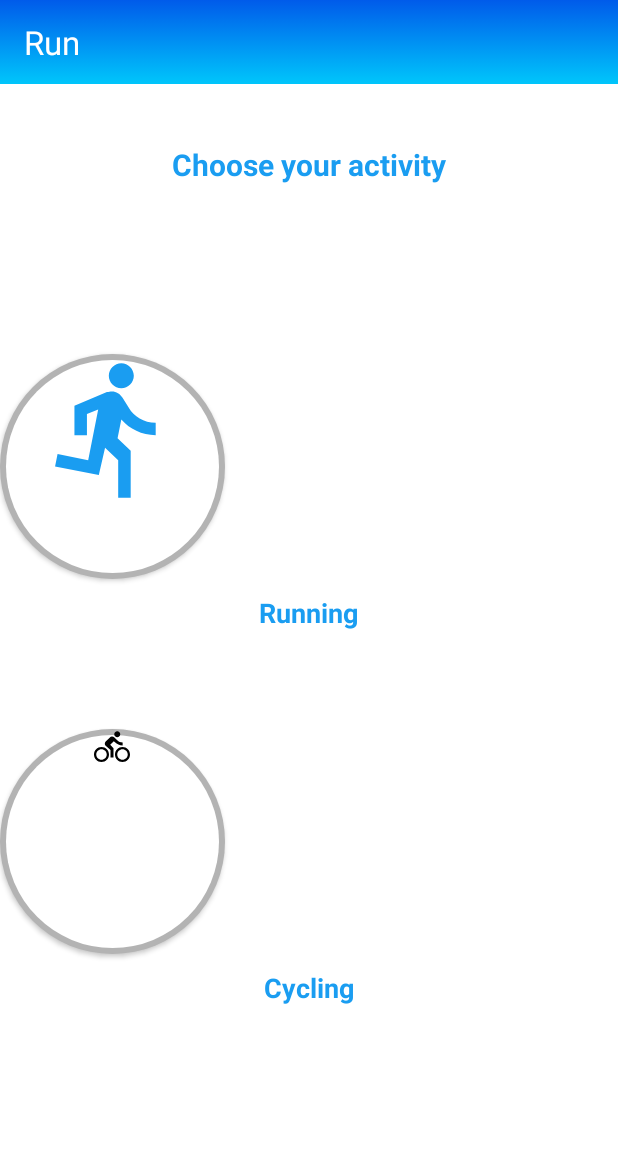
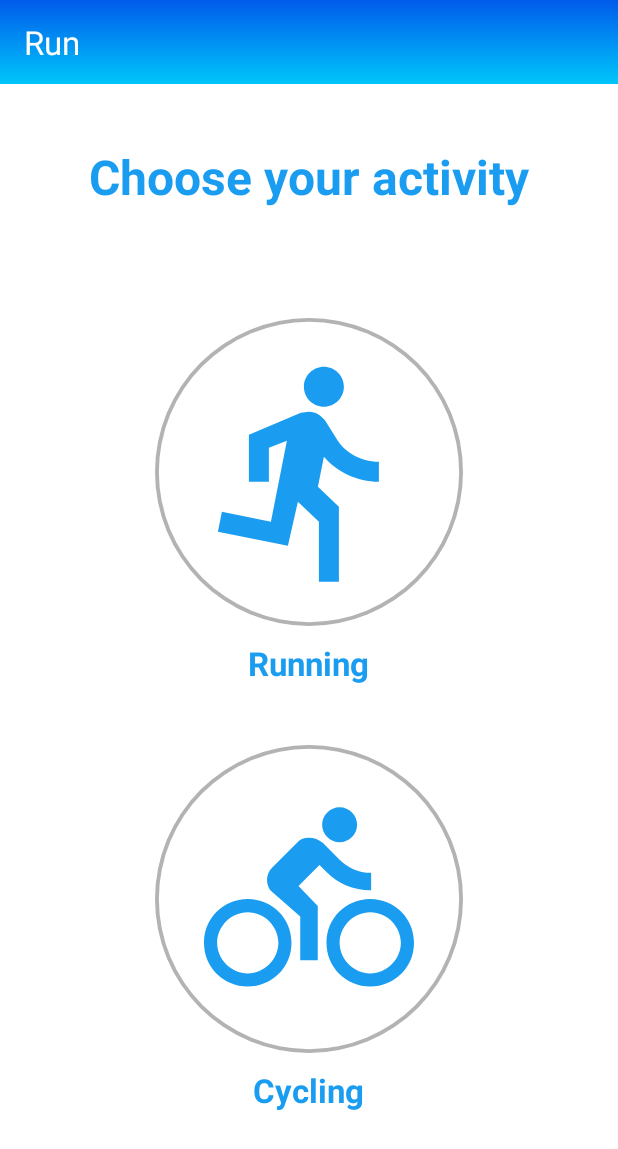
Before and after one commit to HajdukJ/Aplikacja_Sportowa, an Android app: the screen it shows after launch (MainActivity), in the side drawer, after a tap on "Run", on a phone screen of 412 x 824 dp. Shown: the top 1149 px of the screen. Run offline under Robolectric (Android 15) with nearby library versions, the phone set to English and light mode, and no system bars; our stand-ins replace Firebase (no records; nobody signed in at launch, a user with empty details on screens opened directly).

Commit message:
Poprawienie wyglądu layoutu dla RunFragment

```diff
--- a/app/src/main/java/com/example/aplikacja_sportowa/RunFragment.kt
+++ b/app/src/main/java/com/example/aplikacja_sportowa/RunFragment.kt
@@ -5,7 +5,7 @@
 import android.view.LayoutInflater
 import android.view.View
 import android.view.ViewGroup
-import android.widget.Button
+import android.widget.FrameLayout
 import android.widget.Toast
 import androidx.fragment.app.Fragment
 
@@ -17,11 +17,11 @@
     ): View? {
         val view = inflater.inflate(R.layout.fragment_run, container, false)
 
-        val runningButton = view.findViewById<Button>(R.id.runningButton)
-        val cyclingButton = view.findViewById<Button>(R.id.cyclingButton)
+        val runningButton = view.findViewById<FrameLayout>(R.id.runningButton)
+        val cyclingButton = view.findViewById<FrameLayout>(R.id.cyclingButton)
 
         runningButton.setOnClickListener {
-            Toast.makeText(context, "You chose Running!", Toast.LENGTH_SHORT).show()
+            Toast.makeText(context, "Current activity: Running", Toast.LENGTH_SHORT).show()
 
             Handler().postDelayed({
                 val runActivityFragment = RunActivityFragment()
@@ -33,7 +33,7 @@
         }
 
         cyclingButton.setOnClickListener {
-            Toast.makeText(context, "You chose Cycling!", Toast.LENGTH_SHORT).show()
+            Toast.makeText(context, "Current Activty: Cycling", Toast.LENGTH_SHORT).show()
 
             Handler().postDelayed({
                 val bikeActivityFragment = BikeActivityFragment()
--- a/app/src/main/res/drawable/baseline_directions_bike_24.xml
+++ b/app/src/main/res/drawable/baseline_directions_bike_24.xml
@@ -1,5 +1,12 @@
-<vector xmlns:android="http://schemas.android.com/apk/res/android" android:autoMirrored="true" android:height="24dp" android:tint="#000000" android:viewportHeight="24" android:viewportWidth="24" android:width="24dp">
+<vector xmlns:android="http://schemas.android.com/apk/res/android"
+    android:autoMirrored="true"
+    android:height="140dp"
+    android:width="140dp"
+    android:viewportHeight="24"
+    android:viewportWidth="24"
+    android:tint="@color/blue">
 
-    <path android:fillColor="@android:color/white" android:pathData="M15.5,5.5c1.1,0 2,-0.9 2,-2s-0.9,-2 -2,-2 -2,0.9 -2,2 0.9,2 2,2zM5,12c-2.8,0 -5,2.2 -5,5s2.2,5 5,5 5,-2.2 5,-5 -2.2,-5 -5,-5zM5,20.5c-1.9,0 -3.5,-1.6 -3.5,-3.5s1.6,-3.5 3.5,-3.5 3.5,1.6 3.5,3.5 -1.6,3.5 -3.5,3.5zM10.8,10.5l2.4,-2.4 0.8,0.8c1.3,1.3 3,2.1 5.1,2.1L19.1,9c-1.5,0 -2.7,-0.6 -3.6,-1.5l-1.9,-1.9c-0.5,-0.4 -1,-0.6 -1.6,-0.6s-1.1,0.2 -1.4,0.6L7.8,8.4c-0.4,0.4 -0.6,0.9 -0.6,1.4 0,0.6 0.2,1.1 0.6,1.4L11,14v5h2v-6.2l-2.2,-2.3zM19,12c-2.8,0 -5,2.2 -5,5s2.2,5 5,5 5,-2.2 5,-5 -2.2,-5 -5,-5zM19,20.5c-1.9,0 -3.5,-1.6 -3.5,-3.5s1.6,-3.5 3.5,-3.5 3.5,1.6 3.5,3.5 -1.6,3.5 -3.5,3.5z"/>
-
-</vector>
+<path
+android:fillColor="@android:color/white"
+android:pathData="M15.5,5.5c1.1,0 2,-0.9 2,-2s-0.9,-2 -2,-2 -2,0.9 -2,2 0.9,2 2,2zM5,12c-2.8,0 -5,2.2 -5,5s2.2,5 5,5 5,-2.2 5,-5 -2.2,-5 -5,-5zM5,20.5c-1.9,0 -3.5,-1.6 -3.5,-3.5s1.6,-3.5 3.5,-3.5 3.5,1.6 3.5,3.5 -1.6,3.5 -3.5,3.5zM10.8,10.5l2.4,-2.4 0.8,0.8c1.3,1.3 3,2.1 5.1,2.1L19.1,9c-1.5,0 -2.7,-0.6 -3.6,-1.5l-1.9,-1.9c-0.5,-0.4 -1,-0.6 -1.6,-0.6s-1.1,0.2 -1.4,0.6L7.8,8.4c-0.4,0.4 -0.6,0.9 -0.6,1.4 0,0.6 0.2,1.1 0.6,1.4L11,14v5h2v-6.2l-2.2,-2.3zM19,12c-2.8,0 -5,2.2 -5,5s2.2,5 5,5 5,-2.2 5,-5 -2.2,-5 -5,-5zM19,20.5c-1.9,0 -3.5,-1.6 -3.5,-3.5s1.6,-3.5 3.5,-3.5 3.5,1.6 3.5,3.5 -1.6,3.5 -3.5,3.5z"/>
+    </vector>
--- a/app/src/main/res/drawable/circle_background_white_2.xml
+++ b/app/src/main/res/drawable/circle_background_white_2.xml
@@ -1,14 +1,14 @@
 <layer-list xmlns:android="http://schemas.android.com/apk/res/android">
     <item>
         <shape android:shape="oval">
-            <size android:width="200dp" android:height="200dp" />
+            <size android:width="320dp" android:height="320dp" />
             <solid android:color="#B3B3B3" />
         </shape>
     </item>
     <item android:top="4dp" android:left="4dp" android:right="4dp" android:bottom="4dp">
         <shape android:shape="oval">
             <solid android:color="#FFFFFF" />
-            <size android:width="150dp" android:height="150dp" />
+            <size android:width="300dp" android:height="300dp" />
         </shape>
     </item>
 </layer-list>
--- a/app/src/main/res/drawable/run_24.xml
+++ b/app/src/main/res/drawable/run_24.xml
@@ -1,7 +1,7 @@
 <vector xmlns:android="http://schemas.android.com/apk/res/android"
     android:autoMirrored="true"
-    android:height="100dp"
-    android:width="100dp"
+    android:height="175dp"
+    android:width="175dp"
     android:viewportHeight="24"
     android:viewportWidth="24"
     android:tint="@color/blue">
--- a/app/src/main/res/layout/fragment_run.xml
+++ b/app/src/main/res/layout/fragment_run.xml
@@ -1,6 +1,5 @@
 <?xml version="1.0" encoding="utf-8"?>
-<RelativeLayout
-    xmlns:android="http://schemas.android.com/apk/res/android"
+<RelativeLayout xmlns:android="http://schemas.android.com/apk/res/android"
     android:layout_width="match_parent"
     android:layout_height="match_parent"
     android:background="@color/white">
@@ -11,70 +10,79 @@
         android:layout_height="wrap_content"
         android:text="Choose your activity"
         android:textStyle="bold"
-        android:textSize="20sp"
+        android:textSize="32sp"
         android:textColor="@color/blue"
         android:layout_centerHorizontal="true"
         android:layout_marginTop="40dp" />
 
     <LinearLayout
-        android:id="@+id/runningLayout"
+        android:id="@+id/activityLayout"
         android:layout_width="match_parent"
         android:layout_height="wrap_content"
+        android:layout_below="@id/activityTitle"
+        android:layout_alignParentBottom="true"
+        android:layout_centerHorizontal="true"
+        android:layout_marginBottom="10dp"
+        android:gravity="center"
         android:orientation="vertical"
-        android:layout_marginTop="120dp"
-        android:layout_centerHorizontal="true">
+        android:padding="25dp">
 
-        <androidx.appcompat.widget.AppCompatButton
+        <FrameLayout
             android:id="@+id/runningButton"
-            android:layout_width="150dp"
-            android:layout_height="150dp"
-            android:layout_below="@id/activityTitle"
-            android:layout_centerHorizontal="true"
-            android:layout_marginTop="60dp"
-            android:background="@drawable/circle_background_white_2"
-            android:drawableTop="@drawable/run_24"
-            android:drawablePadding="8dp"
-            android:gravity="center" />
+            android:layout_width="205dp"
+            android:layout_height="205dp"
+            android:layout_marginBottom="4dp">
+
+            <ImageView
+                android:layout_width="match_parent"
+                android:layout_height="match_parent"
+                android:src="@drawable/circle_background_white_2" />
+
+            <ImageView
+                android:layout_width="160dp"
+                android:layout_height="160dp"
+                android:src="@drawable/run_24"
+                android:layout_gravity="center" />
+        </FrameLayout>
 
         <TextView
             android:layout_width="wrap_content"
             android:layout_height="wrap_content"
+            android:layout_marginTop="6dp"
+            android:gravity="center"
             android:text="Running"
-            android:textSize="18sp"
             android:textColor="@color/blue"
-            android:textStyle="bold"
-            android:layout_gravity="center"
-            android:layout_marginTop="10dp" />
-    </LinearLayout>
+            android:textSize="22sp"
+            android:textStyle="bold" />
 
-    <LinearLayout
-        android:id="@+id/cyclingLayout"
-        android:layout_width="match_parent"
-        android:layout_height="wrap_content"
-        android:orientation="vertical"
-        android:layout_marginTop="400dp"
-        android:layout_centerHorizontal="true">
+        <FrameLayout
+            android:id="@+id/cyclingButton"
+            android:layout_width="205dp"
+            android:layout_height="205dp"
+            android:layout_marginTop="40dp">
 
-        <androidx.appcompat.widget.AppCompatButton
-            android:id="@+id/cyclingButton"
-            android:layout_width="150dp"
-            android:layout_height="150dp"
-            android:layout_below="@id/runningButton"
-            android:layout_centerHorizontal="true"
-            android:layout_marginTop="30dp"
-            android:background="@drawable/circle_background_white_2"
-            android:drawableTop="@drawable/baseline_directions_bike_24"
-            android:drawablePadding="8dp"
-            android:gravity="center" />
+            <ImageView
+                android:layout_width="match_parent"
+                android:layout_height="match_parent"
+                android:src="@drawable/circle_background_white_2" />
+
+            <ImageView
+                android:layout_width="140dp"
+                android:layout_height="140dp"
+                android:src="@drawable/baseline_directions_bike_24"
+                android:layout_gravity="center" />
+        </FrameLayout>
 
         <TextView
             android:layout_width="wrap_content"
             android:layout_height="wrap_content"
+            android:layout_marginTop="10dp"
+            android:gravity="center"
             android:text="Cycling"
-            android:textSize="18sp"
             android:textColor="@color/blue"
-            android:textStyle="bold"
-            android:layout_gravity="center"
-            android:layout_marginTop="10dp" />
+            android:textSize="22sp"
+            android:textStyle="bold" />
+
     </LinearLayout>
+
 </RelativeLayout>
```
